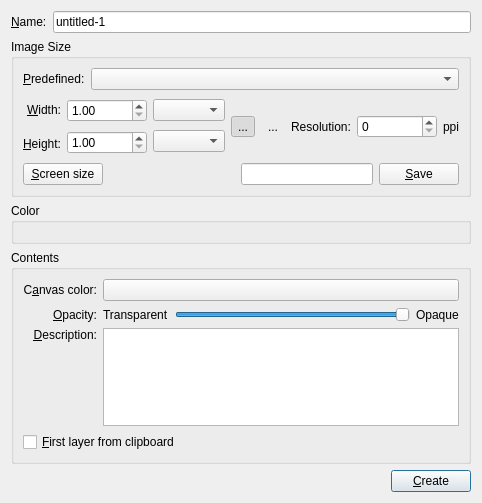
KDE/krita, file krita/ui/forms/wdgnewimage.ui: the form before one commit.
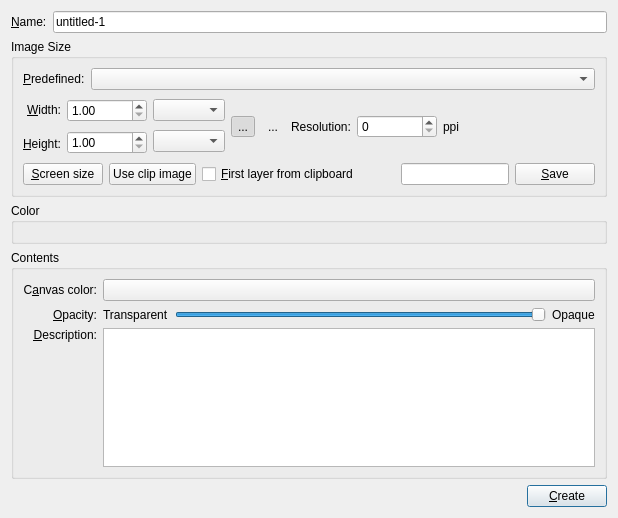
The form after the commit. Custom widgets are drawn as their Qt base class.

Commit message:
Fix issues with width/height when creatign image from clipboard
BUG:315778

Patch by Sahil Nagpal

What changed in the file:
```diff
--- a/krita/ui/forms/wdgnewimage.ui
+++ b/krita/ui/forms/wdgnewimage.ui
@@ -6,8 +6,8 @@
    <rect>
     <x>0</x>
     <y>0</y>
-    <width>472</width>
-    <height>503</height>
+    <width>618</width>
+    <height>518</height>
    </rect>
   </property>
   <property name="windowTitle">
@@ -259,6 +259,20 @@
           </property>
          </widget>
         </item>
+        <item>
+         <widget class="QPushButton" name="btnFromClipboard">
+          <property name="text">
+           <string>Use clip image</string>
+          </property>
+         </widget>
+        </item>
+        <item>
+         <widget class="QCheckBox" name="chkFromClipboard">
+          <property name="text">
+           <string>&amp;First layer from clipboard</string>
+          </property>
+         </widget>
+        </item>
         <item>
          <spacer>
           <property name="orientation">
@@ -411,13 +425,6 @@
       <item row="2" column="1">
        <widget class="QTextEdit" name="txtDescription"/>
       </item>
-      <item row="3" column="0" colspan="2">
-       <widget class="QCheckBox" name="chkFromClipboard">
-        <property name="text">
-         <string>&amp;First layer from clipboard</string>
-        </property>
-       </widget>
-      </item>
       <item row="0" column="1">
        <widget class="KColorButton" name="cmbColor">
         <property name="color">
```
Left out of the diff: 1 changed line with no effect on the pictures. The commit also changes 2 other files.
